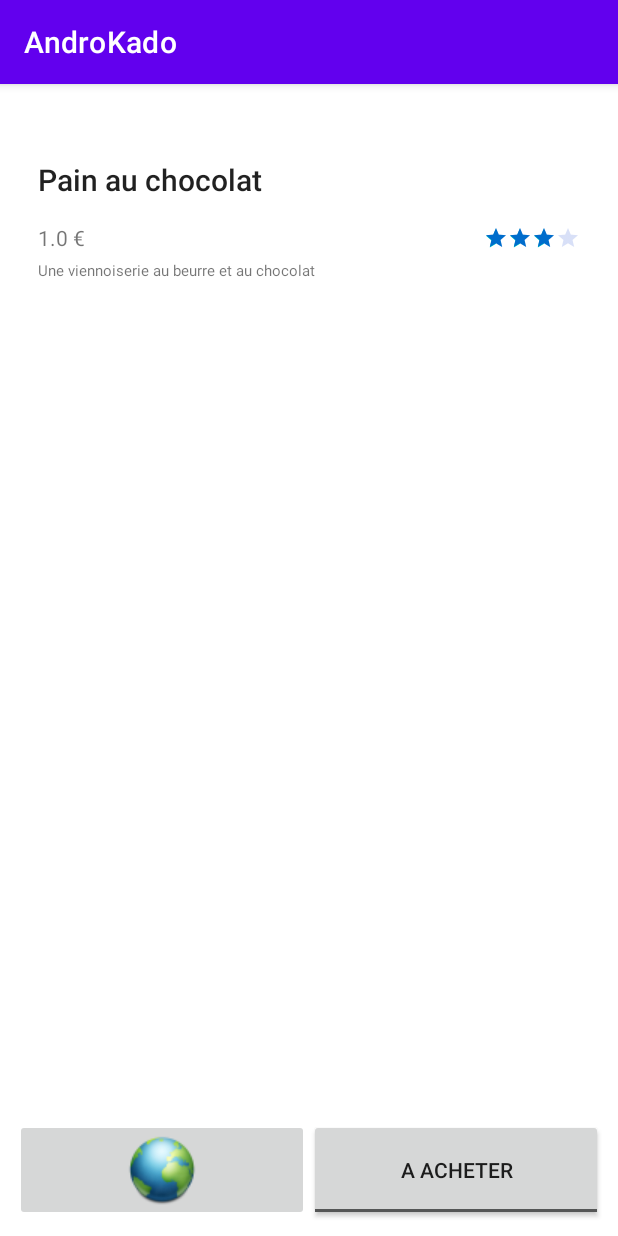
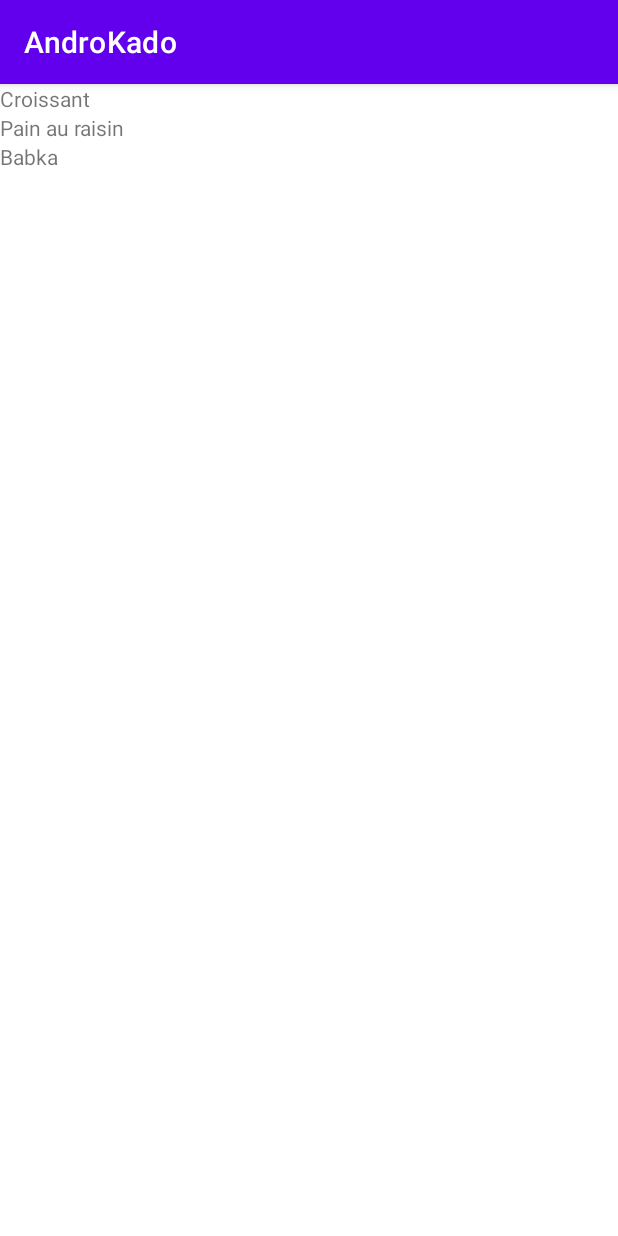
Before and after one commit to claireb772/AndroKado, an Android app: the screen it shows after launch (MainActivity before the commit, ListeArticlesActivity after it), on a phone screen of 412 x 824 dp. Run offline under Robolectric (Android 15) with nearby library versions, the phone set to English and light mode, and no system bars.

Commit message:
Module 4 RecycleView
Module 4 RecycleView

```diff
--- a/app/src/main/AndroidManifest.xml
+++ b/app/src/main/AndroidManifest.xml
@@ -10,16 +10,23 @@
         android:supportsRtl="true"
         android:theme="@style/Theme.AndroKado">
         <activity
+            android:name=".ListeArticlesActivity"
+            android:exported="true" >
+        <intent-filter>
+            <action android:name="android.intent.action.MAIN" />
+
+            <category android:name="android.intent.category.LAUNCHER" />
+        </intent-filter>
+        </activity>
+        <activity
             android:name=".InfoUrlActivity"
-            android:exported="false" />
+            android:exported="false" >
+
+        </activity>
         <activity
             android:name=".MainActivity"
             android:exported="true">
-            <intent-filter>
-                <action android:name="android.intent.action.MAIN" />
 
-                <category android:name="android.intent.category.LAUNCHER" />
-            </intent-filter>
         </activity>
     </application>
 
--- a/app/src/main/java/com/example/androkado/InfoUrlActivity.java
+++ b/app/src/main/java/com/example/androkado/InfoUrlActivity.java
@@ -17,6 +17,6 @@ public class InfoUrlActivity extends AppCompatActivity {
         Intent intent = getIntent();
         Article article = intent.getParcelableExtra("article");
         TextView tv_urlArticle = findViewById(R.id.tv_infoUrl_urlArticle);
-        tv_urlArticle.setText(article.getUrl());
+//        tv_urlArticle.setText(article.getUrl());
     }
 }
--- /dev/null
+++ b/app/src/main/java/com/example/androkado/ListeArticlesActivity.java
@@ -0,0 +1,37 @@
+package com.example.androkado;
+
+import androidx.appcompat.app.AppCompatActivity;
+import androidx.recyclerview.widget.LinearLayoutManager;
+import androidx.recyclerview.widget.RecyclerView;
+
+import android.os.Bundle;
+import android.util.Log;
+
+import com.example.androkado.bo.Article;
+
+import java.util.ArrayList;
+
+public class ListeArticlesActivity extends AppCompatActivity {
+
+    @Override
+    protected void onCreate(Bundle savedInstanceState) {
+        super.onCreate(savedInstanceState);
+        setContentView(R.layout.activity_liste_articles);
+        Log.i("CLAIRE", "je suis dans le liste article");
+        RecyclerView rv_articles = findViewById(R.id.rv_articles);
+        rv_articles.setHasFixedSize(true);
+
+        RecyclerView.LayoutManager myLayout = new LinearLayoutManager(this);
+        rv_articles.setLayoutManager(myLayout);
+
+        ArrayList<Article> articles = new ArrayList<>();
+        articles.add(new Article("Croissant",0.8f,"une viennoiserie",4,"AndroKado/croissant.com", false ));
+        articles.add(new Article("Pain au raisin",1.2f,"une viennoiserie avec des raisins et de la crème pâtissière",3,"AndroKado/croissant.com", false ));
+        articles.add(new Article("Babka",1.1f,"une brioche au chocolat",4,"AndroKado/croissant.com", false ));
+
+
+        MyAdapter adapter = new MyAdapter(articles, this );
+        rv_articles.setAdapter(adapter);
+
+    }
+}
--- a/app/src/main/java/com/example/androkado/MainActivity.java
+++ b/app/src/main/java/com/example/androkado/MainActivity.java
@@ -1,6 +1,8 @@
 package com.example.androkado;
 
 import androidx.appcompat.app.AppCompatActivity;
+import androidx.recyclerview.widget.LinearLayoutManager;
+import androidx.recyclerview.widget.RecyclerView;
 
 import android.content.Intent;
 import android.os.Bundle;
@@ -20,15 +22,17 @@ public class MainActivity extends AppCompatActivity {
     protected void onCreate(Bundle savedInstanceState) {
         super.onCreate(savedInstanceState);
         setContentView(R.layout.activity_main);
-        article = new Article("Pain au chocolat", 1f, "Une viennoiserie au beurre et au chocolat", 3, "http://AndroKado/pain_au_chocolat", false);
-        TextView nomProduit = findViewById(R.id.nom_produit);
-        nomProduit.setText(article.getNom());
-        TextView prix = findViewById(R.id.prix_produit);
-        prix.setText(String.format("%s €", article.getPrix()));
-        RatingBar ratingBar = findViewById(R.id.ratingBar);
-        ratingBar.setRating(article.getNote());
-        TextView description = findViewById(R.id.description_produit);
-        description.setText(article.getDescription());
+
+
+//        article = new Article("Pain au chocolat", 1f, "Une viennoiserie au beurre et au chocolat", 3, "http://AndroKado/pain_au_chocolat", false);
+//        TextView nomProduit = findViewById(R.id.nom_produit);
+//        nomProduit.setText(article.getNom());
+//        TextView prix = findViewById(R.id.prix_produit);
+//        prix.setText(String.format("%s €", article.getPrix()));
+//        RatingBar ratingBar = findViewById(R.id.ratingBar);
+//        ratingBar.setRating(article.getNote());
+//        TextView description = findViewById(R.id.description_produit);
+//        description.setText(article.getDescription());
 
     }
 
--- /dev/null
+++ b/app/src/main/java/com/example/androkado/MyAdapter.java
@@ -0,0 +1,60 @@
+package com.example.androkado;
+
+import android.content.Context;
+import android.view.LayoutInflater;
+import android.view.View;
+import android.view.ViewGroup;
+import android.widget.TextView;
+import android.widget.Toast;
+
+import androidx.recyclerview.widget.RecyclerView;
+
+import com.example.androkado.bo.Article;
+
+import java.util.ArrayList;
+
+
+public class MyAdapter extends RecyclerView.Adapter<MyAdapter.ViewHolder> {
+
+    private ArrayList<Article> myDataSet;
+    private Context activity;
+
+    public MyAdapter(ArrayList<Article> myDataSet, Context activity) {
+        this.myDataSet = myDataSet;
+        this.activity = activity;
+    }
+
+    @Override
+    public MyAdapter.ViewHolder onCreateViewHolder(ViewGroup parent, int viewType) {
+        View view = LayoutInflater.from(parent.getContext()).inflate(R.layout.ligne_articles, parent, false);
+        ViewHolder vh = new ViewHolder(view);
+        return vh;
+    }
+
+    @Override
+    public void onBindViewHolder(MyAdapter.ViewHolder holder, int position) {
+        String data = myDataSet.get(position).getNom();
+        holder.tv_nomArticle.setText(data);
+    }
+
+    @Override
+    public int getItemCount() {
+        return myDataSet.size();
+    }
+
+    public class ViewHolder extends RecyclerView.ViewHolder implements View.OnClickListener{
+        public TextView tv_nomArticle;
+
+        public ViewHolder(View itemView){
+            super(itemView);
+            tv_nomArticle = itemView.findViewById(R.id.tv_nom_article);
+            itemView.setOnClickListener(this);
+        }
+
+        @Override
+        public void onClick(View view) {
+            int position = getAdapterPosition();
+            Toast.makeText(activity, myDataSet.get(position).getNom(), Toast.LENGTH_SHORT).show();
+        }
+    }
+}
--- /dev/null
+++ b/app/src/main/res/layout/activity_liste_articles.xml
@@ -0,0 +1,16 @@
+<?xml version="1.0" encoding="utf-8"?>
+<androidx.constraintlayout.widget.ConstraintLayout xmlns:android="http://schemas.android.com/apk/res/android"
+    xmlns:app="http://schemas.android.com/apk/res-auto"
+    xmlns:tools="http://schemas.android.com/tools"
+    android:layout_width="match_parent"
+    android:layout_height="match_parent"
+    tools:context=".ListeArticlesActivity">
+
+    <androidx.recyclerview.widget.RecyclerView
+        android:id="@+id/rv_articles"
+        android:layout_width="match_parent"
+        android:layout_height="match_parent"
+        android:scrollbars="vertical"
+        />
+
+</androidx.constraintlayout.widget.ConstraintLayout>
--- a/app/src/main/res/layout/activity_main.xml
+++ b/app/src/main/res/layout/activity_main.xml
@@ -9,8 +9,8 @@
 
     <TextView
         android:id="@+id/nom_produit"
-        android:layout_width="wrap_content"
-        android:layout_height="wrap_content"
+        android:layout_width="match_parent"
+        android:layout_height="match_parent"
         android:text="Pain au chocolat"
         app:layout_constraintTop_toTopOf="parent"
         app:layout_constraintLeft_toLeftOf="parent"
--- /dev/null
+++ b/app/src/main/res/layout/ligne_articles.xml
@@ -0,0 +1,12 @@
+<?xml version="1.0" encoding="utf-8"?>
+<androidx.constraintlayout.widget.ConstraintLayout xmlns:android="http://schemas.android.com/apk/res/android"
+    android:layout_width="match_parent"
+    android:layout_height="wrap_content">
+
+    <TextView
+        android:id="@+id/tv_nom_article"
+        android:layout_width="match_parent"
+        android:layout_height="match_parent"
+        />
+
+</androidx.constraintlayout.widget.ConstraintLayout>
```
